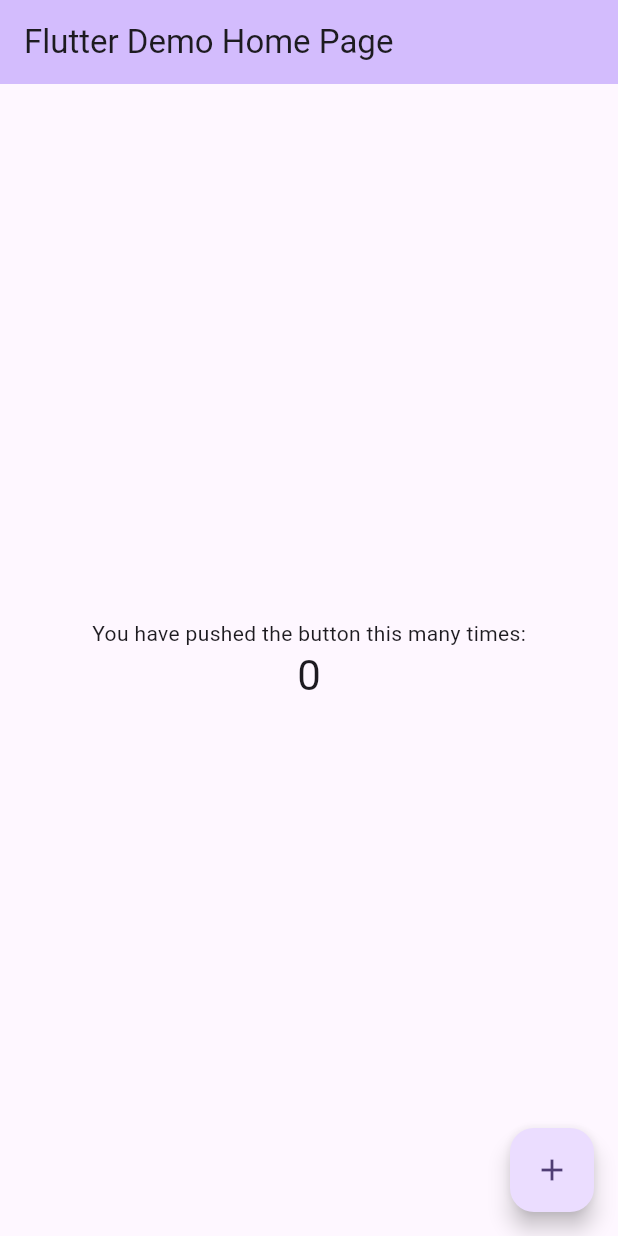
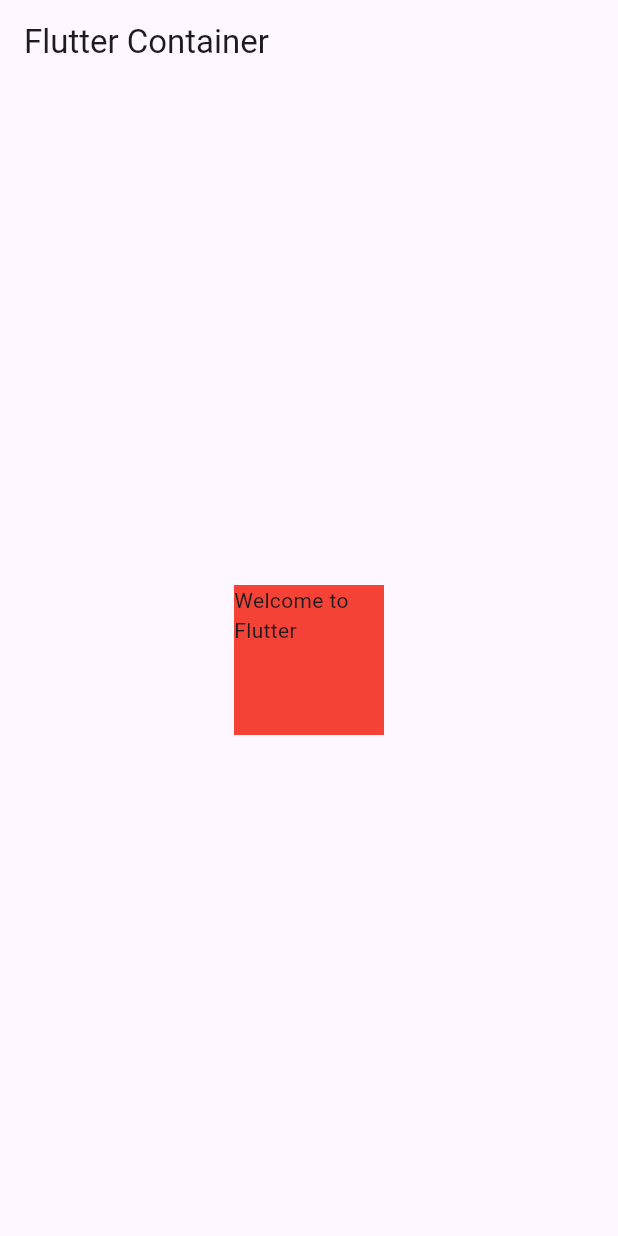
Before and after one commit to sup0808/Flutter_firstapp, a Flutter app: the screen it shows after launch, on a phone screen of 412 x 824 dp. Run offline on Flutter 3.47's test engine with Material 3 defaults, Android fonts, the phone set to English and light mode, and no system bars.

Commit message:
Container Example

```diff
--- a/lib/main.dart
+++ b/lib/main.dart
@@ -12,22 +12,8 @@ class MyApp extends StatelessWidget {
   Widget build(BuildContext context) {
     return MaterialApp(
       title: 'Flutter Demo',
+       debugShowCheckedModeBanner:false ,
       theme: ThemeData(
-        // This is the theme of your application.
-        //
-        // TRY THIS: Try running your application with "flutter run". You'll see
-        // the application has a purple toolbar. Then, without quitting the app,
-        // try changing the seedColor in the colorScheme below to Colors.green
-        // and then invoke "hot reload" (save your changes or press the "hot
-        // reload" button in a Flutter-supported IDE, or press "r" if you used
-        // the command line to start the app).
-        //
-        // Notice that the counter didn't reset back to zero; the application
-        // state is not lost during the reload. To reset the state, use hot
-        // restart instead.
-        //
-        // This works for code too, not just values: Most code changes can be
-        // tested with just a hot reload.
         colorScheme: ColorScheme.fromSeed(seedColor: Colors.deepPurple),
         useMaterial3: true,
       ),
@@ -39,15 +25,6 @@ class MyApp extends StatelessWidget {
 class MyHomePage extends StatefulWidget {
   const MyHomePage({super.key, required this.title});
 
-  // This widget is the home page of your application. It is stateful, meaning
-  // that it has a State object (defined below) that contains fields that affect
-  // how it looks.
-
-  // This class is the configuration for the state. It holds the values (in this
-  // case the title) provided by the parent (in this case the App widget) and
-  // used by the build method of the State. Fields in a Widget subclass are
-  // always marked "final".
-
   final String title;
 
   @override
@@ -55,71 +32,27 @@ class MyHomePage extends StatefulWidget {
 }
 
 class _MyHomePageState extends State<MyHomePage> {
-  int _counter = 0;
 
-  void _incrementCounter() {
-    setState(() {
-      // This call to setState tells the Flutter framework that something has
-      // changed in this State, which causes it to rerun the build method below
-      // so that the display can reflect the updated values. If we changed
-      // _counter without calling setState(), then the build method would not be
-      // called again, and so nothing would appear to happen.
-      _counter++;
-    });
-  }
 
   @override
   Widget build(BuildContext context) {
-    // This method is rerun every time setState is called, for instance as done
-    // by the _incrementCounter method above.
-    //
-    // The Flutter framework has been optimized to make rerunning build methods
-    // fast, so that you can just rebuild anything that needs updating rather
-    // than having to individually change instances of widgets.
     return Scaffold(
       appBar: AppBar(
-        // TRY THIS: Try changing the color here to a specific color (to
-        // Colors.amber, perhaps?) and trigger a hot reload to see the AppBar
-        // change color while the other colors stay the same.
-        backgroundColor: Theme.of(context).colorScheme.inversePrimary,
+
         // Here we take the value from the MyHomePage object that was created by
         // the App.build method, and use it to set our appbar title.
-        title: Text(widget.title),
+        title: Text("Flutter Container"),
       ),
-      body: Center(
-        // Center is a layout widget. It takes a single child and positions it
-        // in the middle of the parent.
-        child: Column(
-          // Column is also a layout widget. It takes a list of children and
-          // arranges them vertically. By default, it sizes itself to fit its
-          // children horizontally, and tries to be as tall as its parent.
-          //
-          // Column has various properties to control how it sizes itself and
-          // how it positions its children. Here we use mainAxisAlignment to
-          // center the children vertically; the main axis here is the vertical
-          // axis because Columns are vertical (the cross axis would be
-          // horizontal).
-          //
-          // TRY THIS: Invoke "debug painting" (choose the "Toggle Debug Paint"
-          // action in the IDE, or press "p" in the console), to see the
-          // wireframe for each widget.
-          mainAxisAlignment: MainAxisAlignment.center,
-          children: <Widget>[
-            const Text(
-              'You have pushed the button this many times:',
-            ),
-            Text(
-              '$_counter',
-              style: Theme.of(context).textTheme.headlineMedium,
-            ),
-          ],
+      body:
+      Center(
+        child: Container(
+          width:100,
+          height: 100,
+          color: Colors.red,
+          child: Text("Welcome to Flutter"),
         ),
       ),
-      floatingActionButton: FloatingActionButton(
-        onPressed: _incrementCounter,
-        tooltip: 'Increment',
-        child: const Icon(Icons.add),
-      ), // This trailing comma makes auto-formatting nicer for build methods.
+
     );
   }
 }
```
